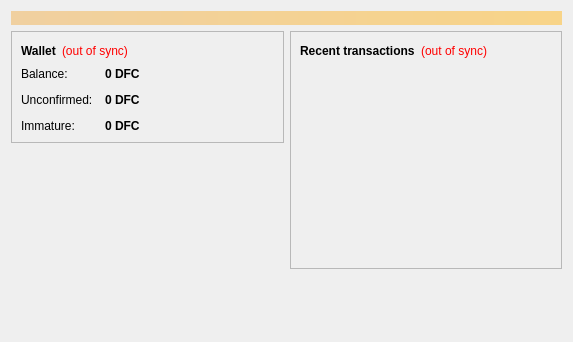
miketweaver/Defcoin, file src/qt/forms/overviewpage.ui: the form before one commit.
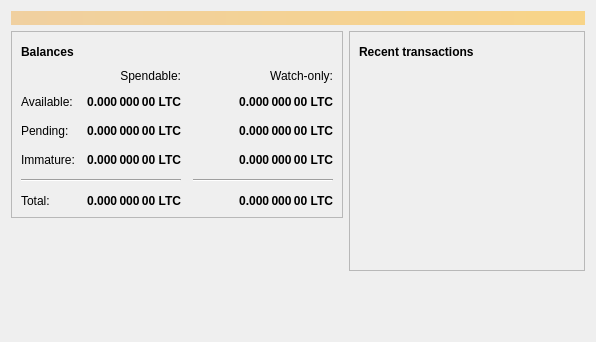
The form after the commit. Icons and pictures are not drawn.

The edit to the form file:
```diff
--- a/src/qt/forms/overviewpage.ui
+++ b/src/qt/forms/overviewpage.ui
@@ -6,7 +6,7 @@
    <rect>
     <x>0</x>
     <y>0</y>
-    <width>573</width>
+    <width>596</width>
     <height>342</height>
    </rect>
   </property>
@@ -20,7 +20,7 @@
       <bool>false</bool>
      </property>
      <property name="styleSheet">
-      <string notr="true">background-color: qlineargradient(x1: 0, y1: 0, x2: 1, y2: 0, stop:0 #F0D0A0, stop:1 #F8D488); color:#000000;</string>
+      <string notr="true">QLabel { background-color: qlineargradient(x1: 0, y1: 0, x2: 1, y2: 0, stop:0 #F0D0A0, stop:1 #F8D488); color:#000000; }</string>
      </property>
      <property name="wordWrap">
       <bool>true</bool>
@@ -54,27 +54,194 @@
                </font>
               </property>
               <property name="text">
-               <string>Wallet</string>
+               <string>Balances</string>
               </property>
              </widget>
             </item>
             <item>
-             <widget class="QLabel" name="labelWalletStatus">
+             <widget class="QPushButton" name="labelWalletStatus">
+              <property name="enabled">
+               <bool>true</bool>
+              </property>
+              <property name="maximumSize">
+               <size>
+                <width>30</width>
+                <height>16777215</height>
+               </size>
+              </property>
               <property name="toolTip">
                <string>The displayed information may be out of date. Your wallet automatically synchronizes with the defcoin network after a connection is established, but this process has not completed yet.</string>
               </property>
-              <property name="styleSheet">
-               <string notr="true">QLabel { color: red; }</string>
+              <property name="text">
+               <string/>
               </property>
+              <property name="icon">
+               <iconset resource="../bitcoin.qrc">
+                <normaloff>:/icons/warning</normaloff>
+                <disabledoff>:/icons/warning</disabledoff>:/icons/warning</iconset>
+              </property>
+              <property name="iconSize">
+               <size>
+                <width>24</width>
+                <height>24</height>
+               </size>
+              </property>
+              <property name="flat">
+               <bool>true</bool>
+              </property>
+             </widget>
+            </item>
+            <item>
+             <spacer name="horizontalSpacer_3">
+              <property name="orientation">
+               <enum>Qt::Horizontal</enum>
+              </property>
+              <property name="sizeHint" stdset="0">
+               <size>
+                <width>40</width>
+                <height>20</height>
+               </size>
+              </property>
+             </spacer>
+            </item>
+           </layout>
+          </item>
+          <item>
+           <layout class="QGridLayout" name="gridLayout">
+            <property name="spacing">
+             <number>12</number>
+            </property>
+            <item row="2" column="2">
+             <widget class="QLabel" name="labelWatchPending">
+              <property name="font">
+               <font>
+                <weight>75</weight>
+                <bold>true</bold>
+               </font>
+              </property>
+              <property name="cursor">
+               <cursorShape>IBeamCursor</cursorShape>
+              </property>
+              <property name="toolTip">
+               <string>Unconfirmed transactions to watch-only addresses</string>
+              </property>
               <property name="text">
-               <string notr="true">(out of sync)</string>
+               <string notr="true">0.000 000 00 LTC</string>
               </property>
               <property name="alignment">
-               <set>Qt::AlignLeading|Qt::AlignLeft|Qt::AlignVCenter</set>
+               <set>Qt::AlignRight|Qt::AlignTrailing|Qt::AlignVCenter</set>
               </property>
              </widget>
             </item>
-            <item>
+            <item row="2" column="1">
+             <widget class="QLabel" name="labelUnconfirmed">
+              <property name="font">
+               <font>
+                <weight>75</weight>
+                <bold>true</bold>
+               </font>
+              </property>
+              <property name="cursor">
+               <cursorShape>IBeamCursor</cursorShape>
+              </property>
+              <property name="toolTip">
+               <string>Total of transactions that have yet to be confirmed, and do not yet count toward the spendable balance</string>
+              </property>
+              <property name="text">
+               <string notr="true">0.000 000 00 LTC</string>
+              </property>
+              <property name="alignment">
+               <set>Qt::AlignRight|Qt::AlignTrailing|Qt::AlignVCenter</set>
+              </property>
+              <property name="textInteractionFlags">
+               <set>Qt::LinksAccessibleByMouse|Qt::TextSelectableByKeyboard|Qt::TextSelectableByMouse</set>
+              </property>
+             </widget>
+            </item>
+            <item row="3" column="2">
+             <widget class="QLabel" name="labelWatchImmature">
+              <property name="font">
+               <font>
+                <weight>75</weight>
+                <bold>true</bold>
+               </font>
+              </property>
+              <property name="cursor">
+               <cursorShape>IBeamCursor</cursorShape>
+              </property>
+              <property name="toolTip">
+               <string>Mined balance in watch-only addresses that has not yet matured</string>
+              </property>
+              <property name="text">
+               <string notr="true">0.000 000 00 LTC</string>
+              </property>
+              <property name="alignment">
+               <set>Qt::AlignRight|Qt::AlignTrailing|Qt::AlignVCenter</set>
+              </property>
+              <property name="textInteractionFlags">
+               <set>Qt::LinksAccessibleByMouse|Qt::TextSelectableByKeyboard|Qt::TextSelectableByMouse</set>
+              </property>
+             </widget>
+            </item>
+            <item row="4" column="0" colspan="2">
+             <widget class="Line" name="line">
+              <property name="orientation">
+               <enum>Qt::Horizontal</enum>
+              </property>
+             </widget>
+            </item>
+            <item row="4" column="2">
+             <widget class="Line" name="lineWatchBalance">
+              <property name="sizePolicy">
+               <sizepolicy hsizetype="Preferred" vsizetype="Fixed">
+                <horstretch>0</horstretch>
+                <verstretch>0</verstretch>
+               </sizepolicy>
+              </property>
+              <property name="minimumSize">
+               <size>
+                <width>140</width>
+                <height>0</height>
+               </size>
+              </property>
+              <property name="orientation">
+               <enum>Qt::Horizontal</enum>
+              </property>
+             </widget>
+            </item>
+            <item row="5" column="0">
+             <widget class="QLabel" name="labelTotalText">
+              <property name="text">
+               <string>Total:</string>
+              </property>
+             </widget>
+            </item>
+            <item row="3" column="1">
+             <widget class="QLabel" name="labelImmature">
+              <property name="font">
+               <font>
+                <weight>75</weight>
+                <bold>true</bold>
+               </font>
+              </property>
+              <property name="cursor">
+               <cursorShape>IBeamCursor</cursorShape>
+              </property>
+              <property name="toolTip">
+               <string>Mined balance that has not yet matured</string>
+              </property>
+              <property name="text">
+               <string notr="true">0.000 000 00 LTC</string>
+              </property>
+              <property name="alignment">
+               <set>Qt::AlignRight|Qt::AlignTrailing|Qt::AlignVCenter</set>
+              </property>
+              <property name="textInteractionFlags">
+               <set>Qt::LinksAccessibleByMouse|Qt::TextSelectableByKeyboard|Qt::TextSelectableByMouse</set>
+              </property>
+             </widget>
+            </item>
+            <item row="2" column="3">
              <spacer name="horizontalSpacer_2">
               <property name="orientation">
                <enum>Qt::Horizontal</enum>
@@ -87,28 +254,15 @@
               </property>
              </spacer>
             </item>
-           </layout>
-          </item>
-          <item>
-           <layout class="QFormLayout" name="formLayout_2">
-            <property name="fieldGrowthPolicy">
-             <enum>QFormLayout::AllNonFixedFieldsGrow</enum>
-            </property>
-            <property name="horizontalSpacing">
-             <number>12</number>
-            </property>
-            <property name="verticalSpacing">
-             <number>12</number>
-            </property>
-            <item row="0" column="0">
-             <widget class="QLabel" name="label">
+            <item row="3" column="0">
+             <widget class="QLabel" name="labelImmatureText">
               <property name="text">
-               <string>Balance:</string>
+               <string>Immature:</string>
               </property>
              </widget>
             </item>
-            <item row="0" column="1">
-             <widget class="QLabel" name="labelBalance">
+            <item row="5" column="1">
+             <widget class="QLabel" name="labelTotal">
               <property name="font">
                <font>
                 <weight>75</weight>
@@ -122,22 +276,60 @@
                <string>Your current balance</string>
               </property>
               <property name="text">
-               <string notr="true">0 DFC</string>
+               <string notr="true">0.000 000 00 LTC</string>
               </property>
+              <property name="alignment">
+               <set>Qt::AlignRight|Qt::AlignTrailing|Qt::AlignVCenter</set>
+              </property>
               <property name="textInteractionFlags">
                <set>Qt::LinksAccessibleByMouse|Qt::TextSelectableByKeyboard|Qt::TextSelectableByMouse</set>
               </property>
              </widget>
             </item>
+            <item row="5" column="2">
+             <widget class="QLabel" name="labelWatchTotal">
+              <property name="font">
+               <font>
+                <weight>75</weight>
+                <bold>true</bold>
+               </font>
+              </property>
+              <property name="cursor">
+               <cursorShape>IBeamCursor</cursorShape>
+              </property>
+              <property name="toolTip">
+               <string>Current total balance in watch-only addresses</string>
+              </property>
+              <property name="text">
+               <string notr="true">0.000 000 00 LTC</string>
+              </property>
+              <property name="alignment">
+               <set>Qt::AlignRight|Qt::AlignTrailing|Qt::AlignVCenter</set>
+              </property>
+              <property name="textInteractionFlags">
+               <set>Qt::LinksAccessibleByMouse|Qt::TextSelectableByKeyboard|Qt::TextSelectableByMouse</set>
+              </property>
+             </widget>
+            </item>
+            <item row="0" column="2">
+             <widget class="QLabel" name="labelWatchonly">
+              <property name="text">
+               <string>Watch-only:</string>
+              </property>
+              <property name="alignment">
+               <set>Qt::AlignRight|Qt::AlignTrailing|Qt::AlignVCenter</set>
+              </property>
+             </widget>
+            </item>
             <item row="1" column="0">
-             <widget class="QLabel" name="label_3">
+             <widget class="QLabel" name="labelBalanceText">
               <property name="text">
-               <string>Unconfirmed:</string>
+               <string>Available:</string>
               </property>
              </widget>
             </item>
             <item row="1" column="1">
-             <widget class="QLabel" name="labelUnconfirmed">
+             <widget class="QLabel" name="labelBalance">
               <property name="font">
                <font>
                 <weight>75</weight>
@@ -151,7 +343,35 @@
                <string>Total of transactions that have yet to be confirmed, and do not yet count toward the current balance</string>
               </property>
               <property name="text">
-               <string notr="true">0 DFC</string>
+               <string notr="true">0.000 000 00 LTC</string>
+              </property>
+              <property name="alignment">
+               <set>Qt::AlignRight|Qt::AlignTrailing|Qt::AlignVCenter</set>
+              </property>
+              <property name="textInteractionFlags">
+               <set>Qt::LinksAccessibleByMouse|Qt::TextSelectableByKeyboard|Qt::TextSelectableByMouse</set>
+              </property>
+             </widget>
+            </item>
+            <item row="1" column="2">
+             <widget class="QLabel" name="labelWatchAvailable">
+              <property name="font">
+               <font>
+                <weight>75</weight>
+                <bold>true</bold>
+               </font>
+              </property>
+              <property name="cursor">
+               <cursorShape>IBeamCursor</cursorShape>
+              </property>
+              <property name="toolTip">
+               <string>Your current balance in watch-only addresses</string>
+              </property>
+              <property name="text">
+               <string notr="true">0.000 000 00 LTC</string>
+              </property>
+              <property name="alignment">
+               <set>Qt::AlignRight|Qt::AlignTrailing|Qt::AlignVCenter</set>
               </property>
               <property name="textInteractionFlags">
                <set>Qt::LinksAccessibleByMouse|Qt::TextSelectableByKeyboard|Qt::TextSelectableByMouse</set>
@@ -159,28 +379,19 @@
              </widget>
             </item>
             <item row="2" column="0">
-             <widget class="QLabel" name="labelImmatureText">
+             <widget class="QLabel" name="labelPendingText">
               <property name="text">
-               <string>Immature:</string>
+               <string>Pending:</string>
               </property>
              </widget>
             </item>
-            <item row="2" column="1">
-             <widget class="QLabel" name="labelImmature">
-              <property name="font">
-               <font>
-                <weight>75</weight>
-                <bold>true</bold>
-               </font>
-              </property>
-              <property name="toolTip">
-               <string>Mined balance that has not yet matured</string>
-              </property>
+            <item row="0" column="1">
+             <widget class="QLabel" name="labelSpendable">
               <property name="text">
-               <string notr="true">0 DFC</string>
+               <string>Spendable:</string>
               </property>
-              <property name="textInteractionFlags">
-               <set>Qt::LinksAccessibleByMouse|Qt::TextSelectableByKeyboard|Qt::TextSelectableByMouse</set>
+              <property name="alignment">
+               <set>Qt::AlignRight|Qt::AlignTrailing|Qt::AlignVCenter</set>
               </property>
              </widget>
             </item>
@@ -219,24 +430,47 @@
            <layout class="QHBoxLayout" name="horizontalLayout_2">
             <item>
              <widget class="QLabel" name="label_4">
+              <property name="font">
+               <font>
+                <weight>75</weight>
+                <bold>true</bold>
+               </font>
+              </property>
               <property name="text">
-               <string>&lt;b&gt;Recent transactions&lt;/b&gt;</string>
+               <string>Recent transactions</string>
               </property>
              </widget>
             </item>
             <item>
-             <widget class="QLabel" name="labelTransactionsStatus">
+             <widget class="QPushButton" name="labelTransactionsStatus">
+              <property name="enabled">
+               <bool>true</bool>
+              </property>
+              <property name="maximumSize">
+               <size>
+                <width>30</width>
+                <height>16777215</height>
+               </size>
+              </property>
               <property name="toolTip">
-               <string>The displayed information may be out of date. Your wallet automatically synchronizes with the defcoin network after a connection is established, but this process has not completed yet.</string>
-              </property>
-              <property name="styleSheet">
-               <string notr="true">QLabel { color: red; }</string>
+               <string>The displayed information may be out of date. Your wallet automatically synchronizes with the Litecoin network after a connection is established, but this process has not completed yet.</string>
               </property>
               <property name="text">
-               <string notr="true">(out of sync)</string>
+               <string/>
               </property>
-              <property name="alignment">
-               <set>Qt::AlignRight|Qt::AlignTrailing|Qt::AlignVCenter</set>
+              <property name="icon">
+               <iconset resource="../bitcoin.qrc">
+                <normaloff>:/icons/warning</normaloff>
+                <disabledoff>:/icons/warning</disabledoff>:/icons/warning</iconset>
+              </property>
+              <property name="iconSize">
+               <size>
+                <width>24</width>
+                <height>24</height>
+               </size>
+              </property>
+              <property name="flat">
+               <bool>true</bool>
               </property>
              </widget>
             </item>
```
Left out of the diff: 12 changed lines with no effect on the pictures.
